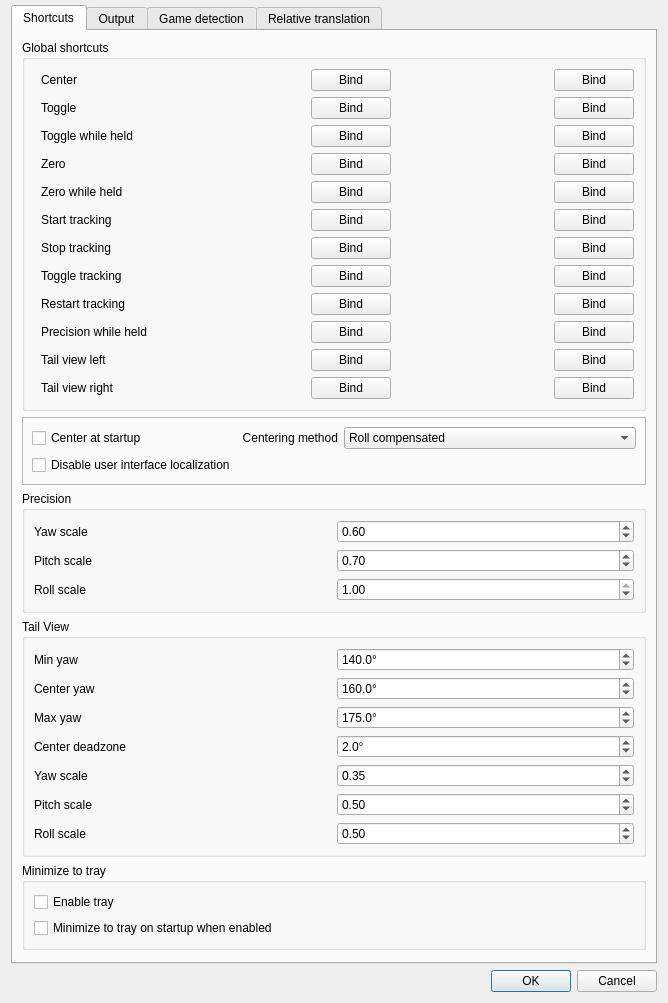
First picture: the form in gui/options-dialog.ui, repository jansromi/opentrack, before the edit.
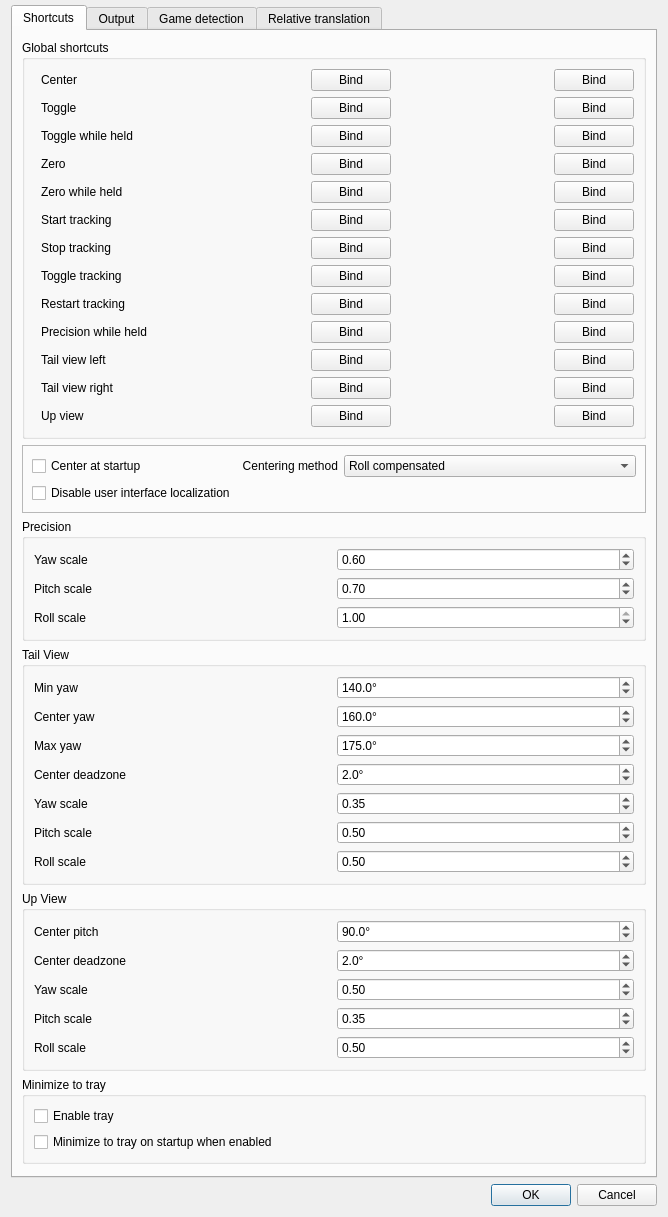
Second picture: the form after the edit. Icons and pictures are not drawn. Custom widgets are drawn as their Qt base class.

Commit message: feat: upview

The edit to the form file:
```diff
--- a/gui/options-dialog.ui
+++ b/gui/options-dialog.ui
@@ -1042,6 +1042,89 @@
             </property>
            </widget>
           </item>
+          <item row="12" column="0">
+           <widget class="QLabel" name="label_upview">
+            <property name="sizePolicy">
+             <sizepolicy hsizetype="Maximum" vsizetype="Maximum">
+              <horstretch>0</horstretch>
+              <verstretch>0</verstretch>
+             </sizepolicy>
+            </property>
+            <property name="cursor">
+             <cursorShape>WhatsThisCursor</cursorShape>
+            </property>
+            <property name="toolTip">
+             <string>Snap to the configured upward view while held.</string>
+            </property>
+            <property name="text">
+             <string>Up view</string>
+            </property>
+           </widget>
+          </item>
+          <item row="12" column="1">
+           <widget class="QLabel" name="upview_text">
+            <property name="sizePolicy">
+             <sizepolicy hsizetype="Minimum" vsizetype="Maximum">
+              <horstretch>255</horstretch>
+              <verstretch>0</verstretch>
+             </sizepolicy>
+            </property>
+            <property name="minimumSize">
+             <size>
+              <width>100</width>
+              <height>0</height>
+             </size>
+            </property>
+            <property name="text">
+             <string/>
+            </property>
+           </widget>
+          </item>
+          <item row="12" column="2">
+           <widget class="QPushButton" name="bind_upview">
+            <property name="sizePolicy">
+             <sizepolicy hsizetype="Maximum" vsizetype="Maximum">
+              <horstretch>0</horstretch>
+              <verstretch>0</verstretch>
+             </sizepolicy>
+            </property>
+            <property name="text">
+             <string>Bind</string>
+            </property>
+           </widget>
+          </item>
+          <item row="12" column="3">
+           <widget class="QLabel" name="upview_text_2">
+            <property name="sizePolicy">
+             <sizepolicy hsizetype="Minimum" vsizetype="Maximum">
+              <horstretch>255</horstretch>
+              <verstretch>0</verstretch>
+             </sizepolicy>
+            </property>
+            <property name="minimumSize">
+             <size>
+              <width>100</width>
+              <height>0</height>
+             </size>
+            </property>
+            <property name="text">
+             <string/>
+            </property>
+           </widget>
+          </item>
+          <item row="12" column="4">
+           <widget class="QPushButton" name="bind_upview_2">
+            <property name="sizePolicy">
+             <sizepolicy hsizetype="Maximum" vsizetype="Maximum">
+              <horstretch>0</horstretch>
+              <verstretch>0</verstretch>
+             </sizepolicy>
+            </property>
+            <property name="text">
+             <string>Bind</string>
+            </property>
+           </widget>
+          </item>
          </layout>
         </widget>
        </item>
@@ -1236,7 +1319,7 @@
         </widget>
        </item>
        <item>
-        <widget class="QGroupBox" name="groupBox_tailview">
+       <widget class="QGroupBox" name="groupBox_tailview">
          <property name="sizePolicy">
           <sizepolicy hsizetype="Minimum" vsizetype="Maximum">
            <horstretch>0</horstretch>
@@ -1420,9 +1503,148 @@
             </property>
            </widget>
           </item>
-         </layout>
-        </widget>
-       </item>
+        </layout>
+       </widget>
+      </item>
+      <item>
+       <widget class="QGroupBox" name="groupBox_upview">
+        <property name="sizePolicy">
+         <sizepolicy hsizetype="Minimum" vsizetype="Maximum">
+          <horstretch>0</horstretch>
+          <verstretch>0</verstretch>
+         </sizepolicy>
+        </property>
+        <property name="title">
+         <string>Up View</string>
+        </property>
+        <layout class="QGridLayout" name="gridLayout_upview">
+         <item row="0" column="0">
+          <widget class="QLabel" name="label_upview_center_pitch">
+           <property name="text">
+            <string>Center pitch</string>
+           </property>
+          </widget>
+         </item>
+         <item row="0" column="1">
+          <widget class="QDoubleSpinBox" name="upview_center_pitch_deg">
+           <property name="decimals">
+            <number>1</number>
+           </property>
+           <property name="minimum">
+            <double>-180.000000000000000</double>
+           </property>
+           <property name="maximum">
+            <double>180.000000000000000</double>
+           </property>
+           <property name="singleStep">
+            <double>1.000000000000000</double>
+           </property>
+           <property name="value">
+            <double>90.000000000000000</double>
+           </property>
+           <property name="suffix">
+            <string>°</string>
+           </property>
+          </widget>
+         </item>
+         <item row="1" column="0">
+          <widget class="QLabel" name="label_upview_center_deadzone">
+           <property name="text">
+            <string>Center deadzone</string>
+           </property>
+          </widget>
+         </item>
+         <item row="1" column="1">
+          <widget class="QDoubleSpinBox" name="upview_center_deadzone_deg">
+           <property name="decimals">
+            <number>1</number>
+           </property>
+           <property name="maximum">
+            <double>45.000000000000000</double>
+           </property>
+           <property name="singleStep">
+            <double>0.500000000000000</double>
+           </property>
+           <property name="value">
+            <double>2.000000000000000</double>
+           </property>
+           <property name="suffix">
+            <string>°</string>
+           </property>
+          </widget>
+         </item>
+         <item row="2" column="0">
+          <widget class="QLabel" name="label_upview_precision_yaw">
+           <property name="text">
+            <string>Yaw scale</string>
+           </property>
+          </widget>
+         </item>
+         <item row="2" column="1">
+          <widget class="QDoubleSpinBox" name="upview_precision_yaw_scale">
+           <property name="decimals">
+            <number>2</number>
+           </property>
+           <property name="maximum">
+            <double>1.000000000000000</double>
+           </property>
+           <property name="singleStep">
+            <double>0.050000000000000</double>
+           </property>
+           <property name="value">
+            <double>0.500000000000000</double>
+           </property>
+          </widget>
+         </item>
+         <item row="3" column="0">
+          <widget class="QLabel" name="label_upview_precision_pitch">
+           <property name="text">
+            <string>Pitch scale</string>
+           </property>
+          </widget>
+         </item>
+         <item row="3" column="1">
+          <widget class="QDoubleSpinBox" name="upview_precision_pitch_scale">
+           <property name="decimals">
+            <number>2</number>
+           </property>
+           <property name="maximum">
+            <double>1.000000000000000</double>
+           </property>
+           <property name="singleStep">
+            <double>0.050000000000000</double>
+           </property>
+           <property name="value">
+            <double>0.350000000000000</double>
+           </property>
+          </widget>
+         </item>
+         <item row="4" column="0">
+          <widget class="QLabel" name="label_upview_precision_roll">
+           <property name="text">
+            <string>Roll scale</string>
+           </property>
+          </widget>
+         </item>
+         <item row="4" column="1">
+          <widget class="QDoubleSpinBox" name="upview_precision_roll_scale">
+           <property name="decimals">
+            <number>2</number>
+           </property>
+           <property name="maximum">
+            <double>1.000000000000000</double>
+           </property>
+           <property name="singleStep">
+            <double>0.050000000000000</double>
+           </property>
+           <property name="value">
+            <double>0.500000000000000</double>
+           </property>
+          </widget>
+         </item>
+        </layout>
+       </widget>
+      </item>
        <item>
         <widget class="QGroupBox" name="groupBox_11">
          <property name="sizePolicy">
```
Left out of the diff: 7 changed lines with no effect on the pictures. The commit also changes 6 other files.
